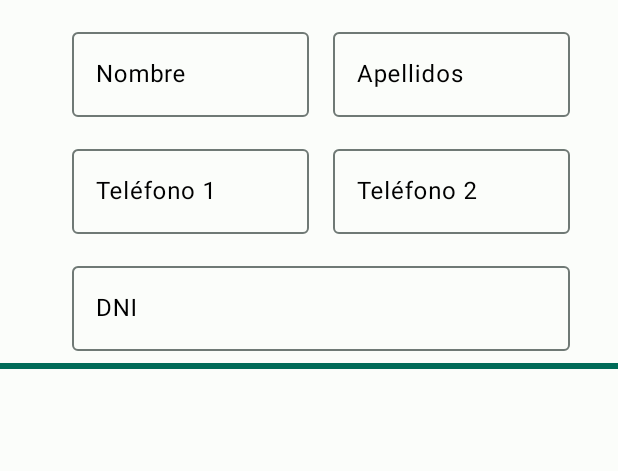
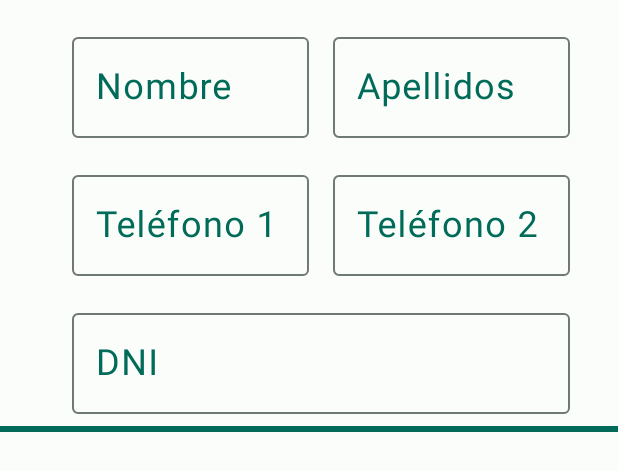
Before and after one commit to irecalfer/DiverseConnecta, an Android app: the layout items_recyclerview_contacto_familiares.xml on its own in the app's theme, with its tools: preview values and no code run, on a phone screen of 412 x 824 dp. Shown: the top 471 px of the screen. Run offline under Robolectric (Android 15) with nearby library versions, the phone set to English and light mode, and no system bars; network calls fail.

Commit message:
Modificados tamaños textos layout familiares y seteado titulo

```diff
--- a/app/src/main/java/com/calferinnovate/mediconnecta/View/Home/Fragments/Pacientes/ContactoFamiliaresPacienteFragment.java
+++ b/app/src/main/java/com/calferinnovate/mediconnecta/View/Home/Fragments/Pacientes/ContactoFamiliaresPacienteFragment.java
@@ -43,6 +43,7 @@ public class ContactoFamiliaresPacienteFragment extends Fragment implements IOnB
                              Bundle savedInstanceState) {
         // Inflate the layout for this fragment
         View view = inflater.inflate(R.layout.fragment_contacto_familiares_paciente, container, false);
+        getActivity().setTitle("Contacto Familiares");
         asignarValoresAVariables(view);
         recyclerView.setHasFixedSize(true);
         inicializaViewModel();
--- a/app/src/main/res/layout/items_recyclerview_contacto_familiares.xml
+++ b/app/src/main/res/layout/items_recyclerview_contacto_familiares.xml
@@ -28,12 +28,10 @@
         android:layout_height="wrap_content"
         android:layout_marginStart="16dp"
         android:layout_marginTop="16dp"
-        android:autoSizeMaxTextSize="100sp"
-        android:autoSizeMinTextSize="12sp"
         android:hint="@string/labelNombreFamiliar"
-        android:textColorHint="@color/md_theme_black"
+        android:textColorHint="@color/md_theme_light_surfaceTint"
         app:autoSizeTextType="uniform"
-        app:hintTextColor="@color/md_theme_black"
+        app:hintTextAppearance="@style/TextLabel"
         app:layout_constraintEnd_toStartOf="@id/labelApellidosFamiliar"
         app:layout_constraintStart_toEndOf="@+id/vertIzq"
         app:layout_constraintTop_toTopOf="parent">
@@ -45,7 +43,8 @@
             android:enabled="false"
             android:imeOptions="actionNext"
             android:textColor="@color/md_theme_black"
-            android:textColorHint="@color/md_theme_black" />
+            android:textSize="24sp"
+            app:autoSizeTextType="uniform" />
     </com.google.android.material.textfield.TextInputLayout>
 
     <com.google.android.material.textfield.TextInputLayout
@@ -54,12 +53,11 @@
         android:layout_height="wrap_content"
         android:layout_marginStart="16dp"
         android:layout_marginTop="16dp"
-        android:autoSizeMaxTextSize="100sp"
-        android:autoSizeMinTextSize="12sp"
+
         android:hint="@string/labelApellidosFamiliar"
-        android:textColorHint="@color/md_theme_black"
+        android:textColorHint="@color/md_theme_light_surfaceTint"
         app:autoSizeTextType="uniform"
-        app:hintTextColor="@color/md_theme_black"
+        app:hintTextAppearance="@style/TextLabel"
         app:layout_constraintEnd_toStartOf="@id/vertDer"
         app:layout_constraintStart_toEndOf="@+id/labelnombreFamiliar"
         app:layout_constraintTop_toTopOf="parent">
@@ -71,7 +69,8 @@
             android:enabled="false"
             android:imeOptions="actionNext"
             android:textColor="@color/md_theme_black"
-            android:textColorHint="@color/md_theme_black" />
+            android:textSize="24sp"
+            app:autoSizeTextType="uniform"/>
     </com.google.android.material.textfield.TextInputLayout>
 
     <!-- Separacion -->
@@ -82,12 +81,10 @@
         android:layout_height="wrap_content"
         android:layout_marginStart="16dp"
         android:layout_marginTop="16dp"
-        android:autoSizeMaxTextSize="100sp"
-        android:autoSizeMinTextSize="12sp"
         android:hint="@string/labelTelefono1"
-        android:textColorHint="@color/md_theme_black"
+        android:textColorHint="@color/md_theme_light_surfaceTint"
         app:autoSizeTextType="uniform"
-        app:hintTextColor="@color/md_theme_black"
+        app:hintTextAppearance="@style/TextLabel"
         app:layout_constraintTop_toBottomOf="@id/labelnombreFamiliar"
         app:layout_constraintEnd_toStartOf="@id/labelTelefono2"
         app:layout_constraintStart_toEndOf="@+id/vertIzq">
@@ -99,7 +96,8 @@
             android:enabled="false"
             android:imeOptions="actionNext"
             android:textColor="@color/md_theme_black"
-            android:textColorHint="@color/md_theme_black" />
+            android:textSize="24sp"
+            app:autoSizeTextType="uniform"/>
     </com.google.android.material.textfield.TextInputLayout>
 
     <com.google.android.material.textfield.TextInputLayout
@@ -108,12 +106,10 @@
         android:layout_height="wrap_content"
         android:layout_marginStart="16dp"
         android:layout_marginTop="16dp"
-        android:autoSizeMaxTextSize="100sp"
-        android:autoSizeMinTextSize="12sp"
         android:hint="@string/labelTelefono2"
-        android:textColorHint="@color/md_theme_black"
+        android:textColorHint="@color/md_theme_light_surfaceTint"
         app:autoSizeTextType="uniform"
-        app:hintTextColor="@color/md_theme_black"
+        app:hintTextAppearance="@style/TextLabel"
         app:layout_constraintTop_toBottomOf="@id/labelApellidosFamiliar"
         app:layout_constraintEnd_toStartOf="@id/vertDer"
         app:layout_constraintStart_toEndOf="@+id/labelTelefono1">
@@ -125,7 +121,8 @@
             android:enabled="false"
             android:imeOptions="actionNext"
             android:textColor="@color/md_theme_black"
-            android:textColorHint="@color/md_theme_black" />
+            android:textSize="24sp"
+            app:autoSizeTextType="uniform"/>
     </com.google.android.material.textfield.TextInputLayout>
 
     <!-- Separacion -->
@@ -136,12 +133,10 @@
         android:layout_height="wrap_content"
         android:layout_marginStart="16dp"
         android:layout_marginTop="16dp"
-        android:autoSizeMaxTextSize="100sp"
-        android:autoSizeMinTextSize="12sp"
         android:hint="@string/labelDniFamiliar"
-        android:textColorHint="@color/md_theme_black"
+        android:textColorHint="@color/md_theme_light_surfaceTint"
         app:autoSizeTextType="uniform"
-        app:hintTextColor="@color/md_theme_black"
+        app:hintTextAppearance="@style/TextLabel"
         app:layout_constraintTop_toBottomOf="@id/labelTelefono1"
         app:layout_constraintEnd_toStartOf="@id/vertDer"
         app:layout_constraintStart_toEndOf="@+id/vertIzq">
@@ -153,7 +148,8 @@
             android:enabled="false"
             android:imeOptions="actionNext"
             android:textColor="@color/md_theme_black"
-            android:textColorHint="@color/md_theme_black" />
+            android:textSize="24sp"
+            app:autoSizeTextType="uniform" />
     </com.google.android.material.textfield.TextInputLayout>
 
     <View
```
